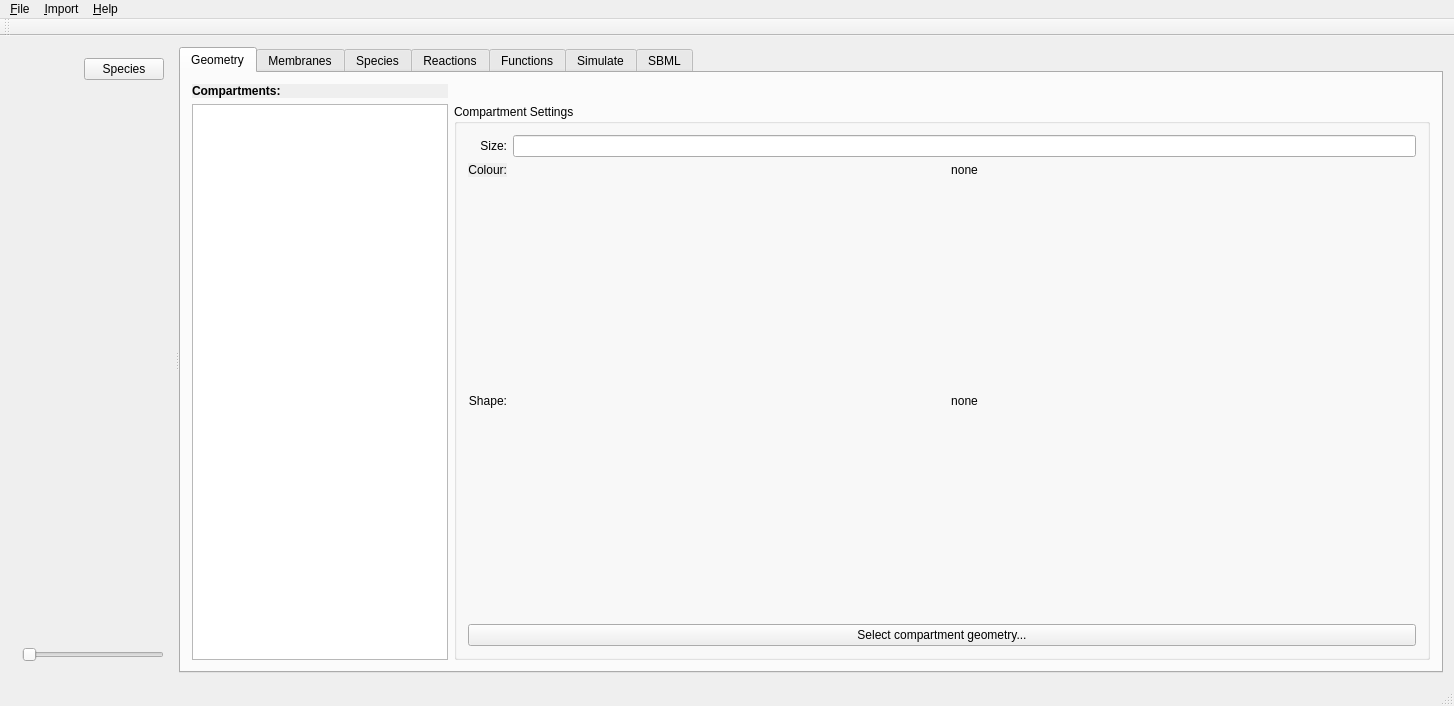
Above: ui/mainwindow.ui from spatial-model-editor/spatial-model-editor before the change. Below: the same form after it.
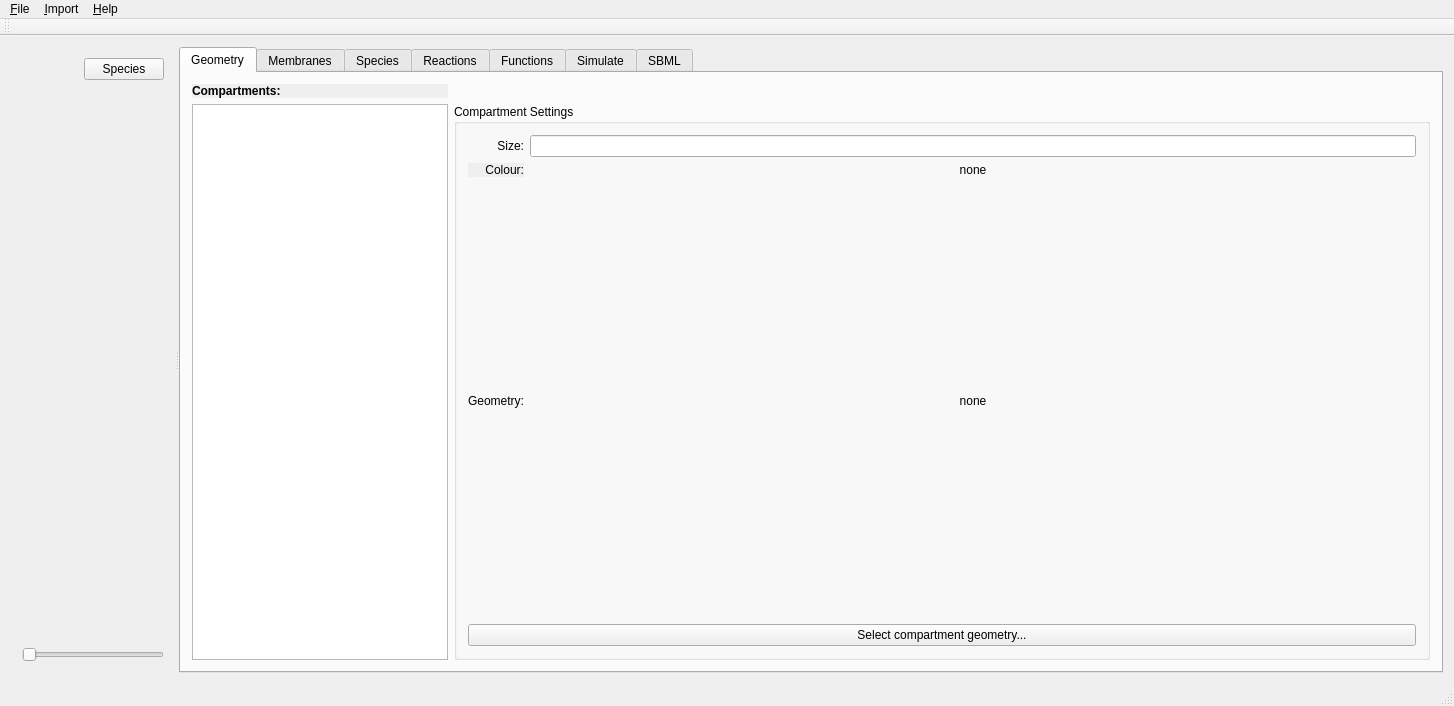
That is the form after the change. The open tabs and pages were chosen to show the change. Custom widgets are drawn as their Qt base class.

Commit message: add some inline help   - add tooltip, statustip and whatsthis text for most widgets   - disable tabs execept for geometry until we have a valid SBML model and geometry image   - add status bar text

Patch:
```diff
--- a/ui/mainwindow.ui
+++ b/ui/mainwindow.ui
@@ -89,6 +89,12 @@
          <verstretch>0</verstretch>
         </sizepolicy>
        </property>
+       <property name="whatsThis">
+        <string/>
+       </property>
+       <property name="tabShape">
+        <enum>QTabWidget::Rounded</enum>
+       </property>
        <property name="currentIndex">
         <number>1</number>
        </property>
@@ -227,7 +233,7 @@
                 <item row="2" column="0">
                  <widget class="QLabel" name="lblCompShapeLabel">
                   <property name="text">
-                   <string>Shape:</string>
+                   <string>Geometry:</string>
                   </property>
                   <property name="alignment">
                    <set>Qt::AlignRight|Qt::AlignTrailing|Qt::AlignVCenter</set>
```
Left out of the diff: 196 changed lines with no effect on the pictures. The commit also changes 4 other files.
